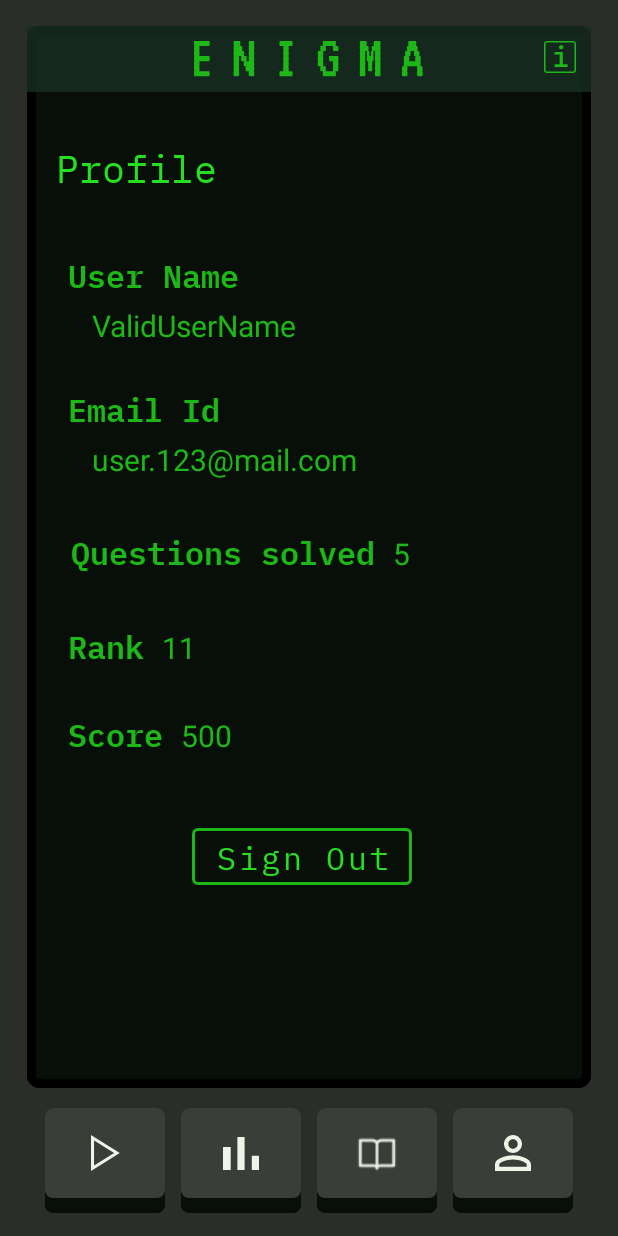
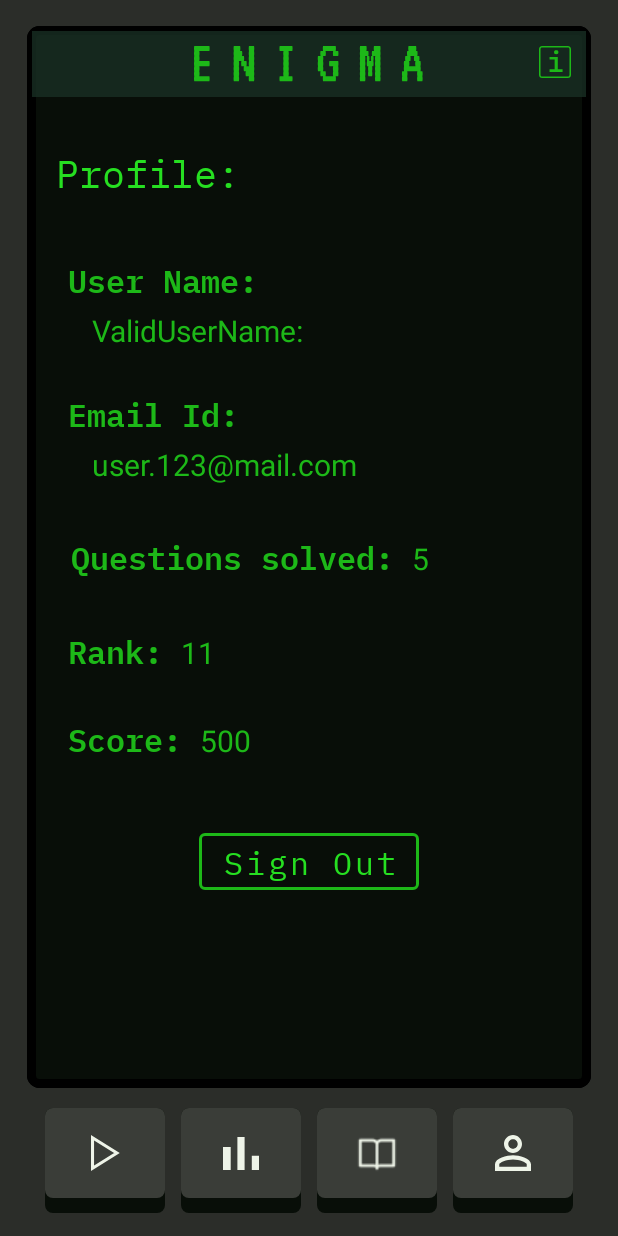
Before and after one commit to IEEE-VIT/enigma7-android, an Android app: the screen it shows after launch (AuthActivity), on a phone screen of 412 x 824 dp. Run offline under Robolectric (Android 15) with nearby library versions, the phone set to English and light mode, and no system bars; Roboto replaces fonts that are not available here.

Commit message:
designed profile screen

```diff
--- a/app/src/main/res/layout/fragment_profile.xml
+++ b/app/src/main/res/layout/fragment_profile.xml
@@ -10,7 +10,14 @@
 
     <include
         android:id="@+id/title"
-        layout="@layout/enigma_title"></include>
+        layout="@layout/enigma_title"
+        android:layout_width="wrap_content"
+        android:layout_height="wrap_content"
+        android:layout_marginStart="3dp"
+        android:layout_marginTop="3dp"
+        android:layout_marginEnd="3dp">
+
+    </include>
 
     <TextView
         android:id="@+id/textView"
@@ -21,8 +28,8 @@
         android:layout_marginTop="30dp"
         android:fontFamily="@font/ibm_plex_mono_regular"
         android:padding="2dp"
-        android:text="Profile"
-        android:textSize="25dp" />
+        android:text="@string/profile"
+        android:textSize="25sp" />
 
     <TextView
         android:id="@+id/textView2"
@@ -33,7 +40,7 @@
         android:layout_marginTop="34dp"
         android:fontFamily="@font/ibm_plex_mono_semi_bold"
         android:padding="2dp"
-        android:text="User Name"
+        android:text="@string/user_name"
         android:textSize="21sp"
         app:lineHeight="21sp" />
 
@@ -45,7 +52,7 @@
         android:layout_marginStart="41dp"
         android:layout_marginTop="1dp"
         android:padding="2dp"
-        android:text="ValidUserName" />
+        android:text="@string/validusername" />
 
     <TextView
         android:id="@+id/textView4"
@@ -56,7 +63,7 @@
         android:layout_marginTop="22dp"
         android:fontFamily="@font/ibm_plex_mono_semi_bold"
         android:padding="2dp"
-        android:text="Email Id"
+        android:text="@string/email_id"
         android:textSize="21sp" />
 
     <TextView
@@ -85,7 +92,7 @@
             android:layout_height="wrap_content"
             android:fontFamily="@font/ibm_plex_mono_semi_bold"
             android:padding="2dp"
-            android:text="Questions solved"
+            android:text="@string/questions_solved"
             android:textSize="21sp" />
 
         <TextView
@@ -113,7 +120,7 @@
             android:layout_height="wrap_content"
             android:fontFamily="@font/ibm_plex_mono_semi_bold"
             android:padding="2dp"
-            android:text="Rank"
+            android:text="@string/rank"
             android:textSize="21sp" />
 
         <TextView
@@ -141,7 +148,7 @@
             android:layout_height="wrap_content"
             android:fontFamily="@font/ibm_plex_mono_semi_bold"
             android:padding="2dp"
-            android:text="Score"
+            android:text="@string/score"
             android:textSize="21sp" />
 
         <TextView
@@ -160,12 +167,11 @@
         style="@style/primaryButtonStyle"
         android:layout_width="wrap_content"
         android:layout_height="wrap_content"
-        android:layout_marginStart="110dp"
+        android:layout_gravity="center_horizontal"
         android:layout_marginTop="40dp"
-        android:layout_marginEnd="110dp"
         android:layout_marginBottom="51dp"
         android:fontFamily="@font/ibm_plex_mono_regular"
-        android:text="Sign Out"
+        android:text="@string/sign_out"
         android:textAllCaps="false"
         android:textSize="21sp"
         app:strokeColor="@color/enigmaColor"
--- a/app/src/main/res/values/strings.xml
+++ b/app/src/main/res/values/strings.xml
@@ -13,4 +13,12 @@
     <string name="_01">01</string>
     <!-- TODO: Remove or change this placeholder text -->
     <string name="hello_blank_fragment">Hello blank fragment</string>
+    <string name="profile">Profile:</string>
+    <string name="user_name">User Name:</string>
+    <string name="validusername">ValidUserName:</string>
+    <string name="email_id">Email Id:</string>
+    <string name="questions_solved">Questions solved:</string>
+    <string name="rank">Rank:</string>
+    <string name="score">Score:</string>
+    <string name="sign_out">Sign Out</string>
 </resources>
```
